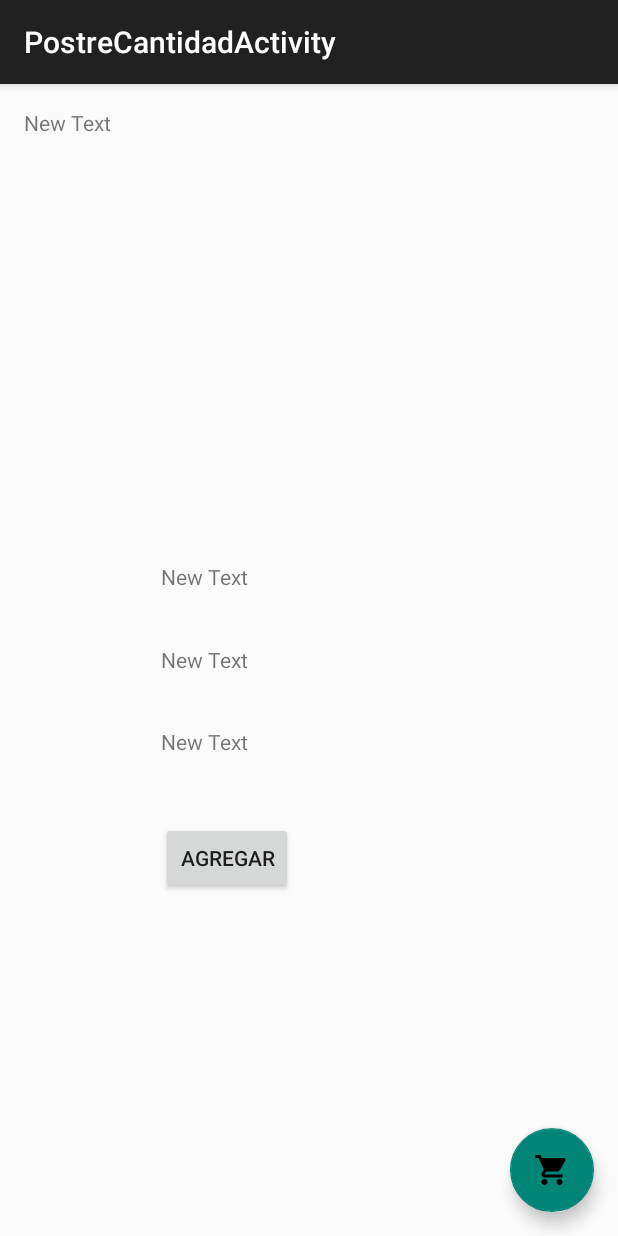
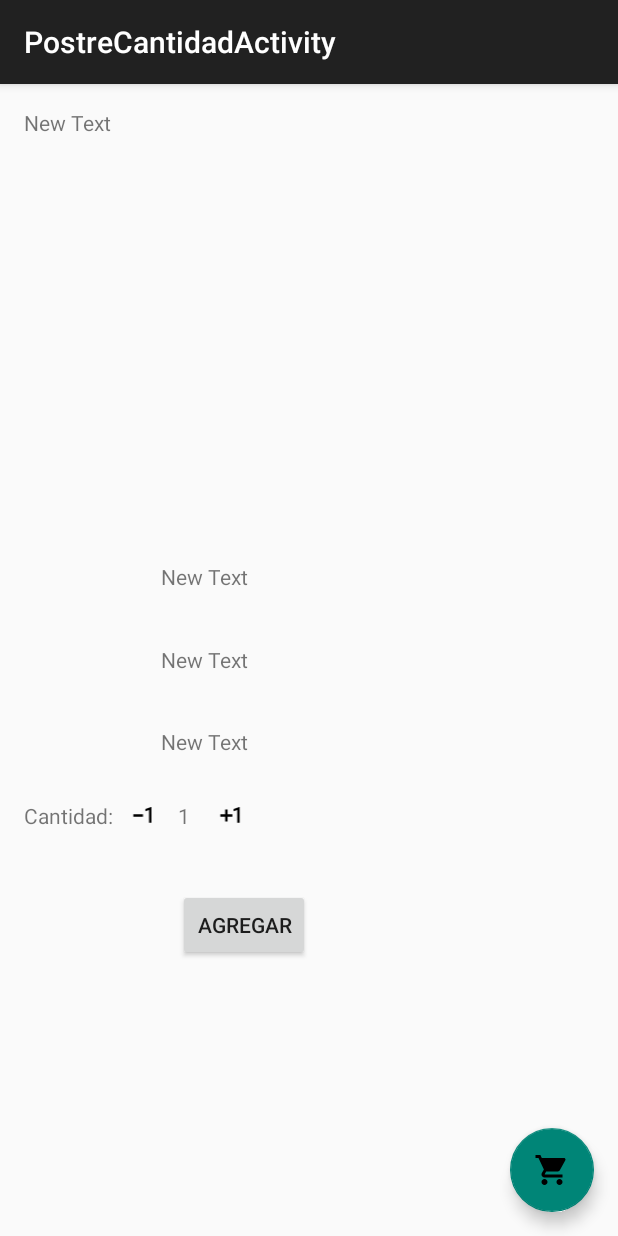
Before and after one commit to PostresYa/PostresYaMovil, an Android app: the PostreCantidadActivity screen opened directly, with no data from a screen before it, on a phone screen of 412 x 824 dp. Run offline under Robolectric (Android 15) with nearby library versions, the phone set to English and light mode, and no system bars; 9 statements that could not run were skipped.

Commit message:
vista pedidos

```diff
--- /dev/null
+++ b/app/src/main/res/drawable/ic_exposure_neg_1_black_24dp.xml
@@ -0,0 +1,9 @@
+<vector xmlns:android="http://schemas.android.com/apk/res/android"
+        android:width="24dp"
+        android:height="24dp"
+        android:viewportWidth="24.0"
+        android:viewportHeight="24.0">
+    <path
+        android:fillColor="#FF000000"
+        android:pathData="M4,11v2h8v-2L4,11zM19,18h-2L17,7.38L14,8.4L14,6.7L18.7,5h0.3v13z"/>
+</vector>
--- /dev/null
+++ b/app/src/main/res/drawable/ic_exposure_plus_1_black_24dp.xml
@@ -0,0 +1,9 @@
+<vector xmlns:android="http://schemas.android.com/apk/res/android"
+        android:width="24dp"
+        android:height="24dp"
+        android:viewportWidth="24.0"
+        android:viewportHeight="24.0">
+    <path
+        android:fillColor="#FF000000"
+        android:pathData="M10,7L8,7v4L4,11v2h4v4h2v-4h4v-2h-4L10,7zM20,18h-2L18,7.38L15,8.4L15,6.7L19.7,5h0.3v13z"/>
+</vector>
--- a/app/src/main/res/layout/content_postre_cantidad.xml
+++ b/app/src/main/res/layout/content_postre_cantidad.xml
@@ -67,9 +67,54 @@
         android:layout_height="wrap_content"
         android:text="Agregar"
         android:id="@+id/agregarPostre"
-        android:layout_marginTop="44dp"
+        android:onClick="AgregarCarrito"
+        android:layout_marginTop="39dp"
+        android:layout_below="@+id/cantidadPedido"
+        android:layout_alignLeft="@+id/cantidadPedido"
+        android:layout_alignStart="@+id/cantidadPedido" />
+
+    <TextView
+        android:layout_width="wrap_content"
+        android:layout_height="wrap_content"
+        android:text="1"
+        android:id="@+id/cantidadPedido"
+        android:layout_marginTop="30dp"
         android:layout_below="@+id/precioPostre"
         android:layout_alignLeft="@+id/precioPostre"
-        android:layout_alignStart="@+id/precioPostre" />
+        android:layout_alignStart="@+id/precioPostre"
+        android:layout_marginLeft="11dp"
+        android:layout_marginStart="11dp" />
+
+    <ImageView
+        android:layout_width="wrap_content"
+        android:layout_height="wrap_content"
+        android:id="@+id/masCantidad"
+        android:src="@drawable/ic_exposure_plus_1_black_24dp"
+        android:onClick="AddCantidad"
+        android:layout_alignTop="@+id/cantidadPedido"
+        android:layout_above="@+id/agregarPostre"
+        android:layout_alignRight="@+id/precioPostre"
+        android:layout_alignEnd="@+id/precioPostre" />
+
+    <ImageView
+        android:layout_width="wrap_content"
+        android:layout_height="wrap_content"
+        android:id="@+id/menosCantidad"
+        android:onClick="LessCantidad"
+        android:src="@drawable/ic_exposure_neg_1_black_24dp"
+        android:layout_alignTop="@+id/cantidadPedido"
+        android:layout_above="@+id/agregarPostre"
+        android:layout_toRightOf="@+id/nombreReposteria"
+        android:layout_toLeftOf="@+id/cantidadPedido"
+        android:layout_toStartOf="@+id/cantidadPedido" />
+
+    <TextView
+        android:layout_width="wrap_content"
+        android:layout_height="wrap_content"
+        android:text="Cantidad:"
+        android:id="@+id/textView"
+        android:layout_above="@+id/agregarPostre"
+        android:layout_alignParentLeft="true"
+        android:layout_alignParentStart="true" />
 
 </RelativeLayout>
```
Also changed, not shown: app/src/main/AndroidManifest.xml (+8 -3 lines), app/src/main/java/com/example/duvan/postresya/PedidoActivity.java (added, +240 -0 lines), app/src/main/java/com/example/duvan/postresya/PostreCantidadActivity.java (+36 -2 lines), app/src/main/java/com/example/duvan/postresya/SingletonPedido.java (added, +43 -0 lines), app/src/main/java/com/example/duvan/postresya/VerReposterias.java (+3 -10 lines), app/src/main/res/drawable/ic_cancel_black_24dp.xml (added, +9 -0 lines), app/src/main/res/layout/activity_pedido.xml (added, +28 -0 lines), 1 other file.
